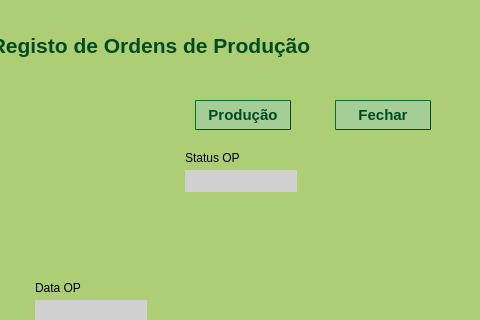
This is Gestao_de_stock/producao.ui in DiFreixo/Projeto_Gestao_de_Stock_e_Encomendas as Qt 5 draws it before an edit; both pictures show x 355 to 835 and y 0 to 320 of the 1010 by 671 pixel window. The edited form follows.
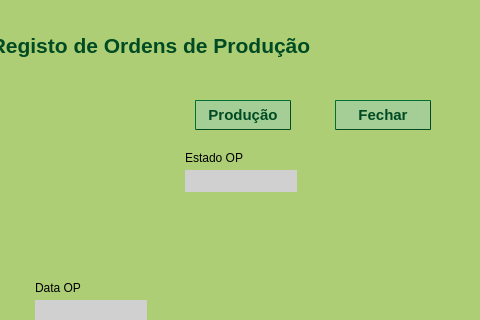
This is the edited form. Icons and pictures are not drawn.

What changed in the file:
```diff
--- a/Gestao_de_stock/producao.ui
+++ b/Gestao_de_stock/producao.ui
@@ -801,7 +801,7 @@
       </rect>
      </property>
      <property name="text">
-      <string>Status OP</string>
+      <string>Estado OP</string>
      </property>
     </widget>
     <widget class="QLineEdit" name="txtStatusOP">
```
Left out of the diff: 4 changed lines with no effect on the pictures.
